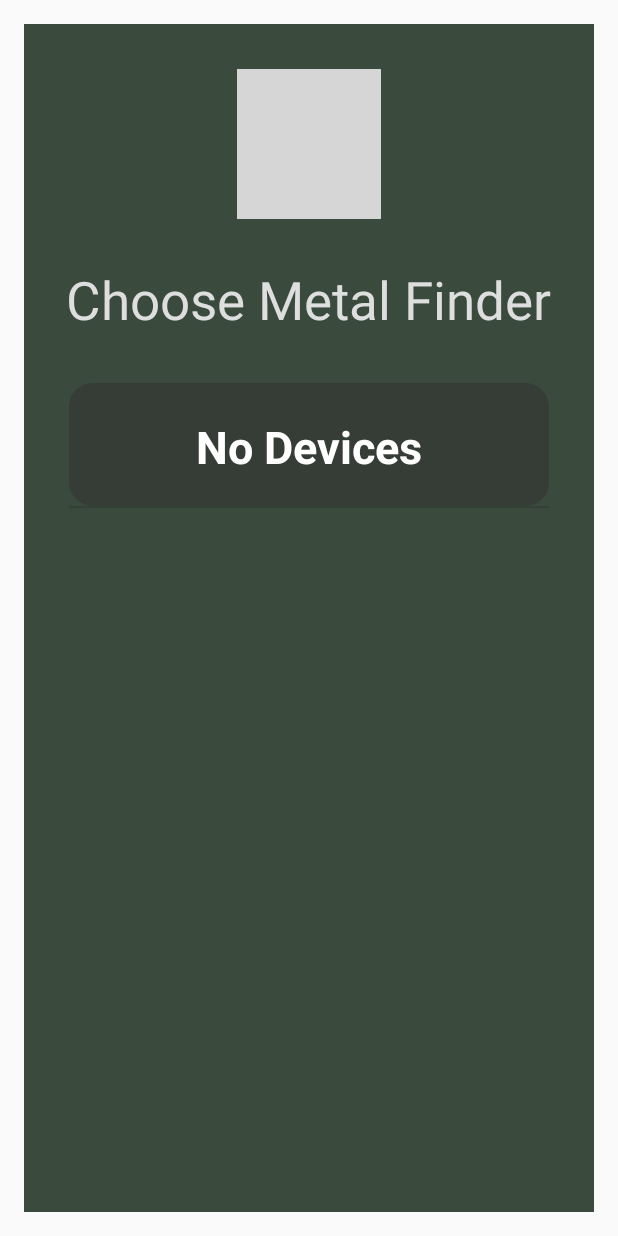
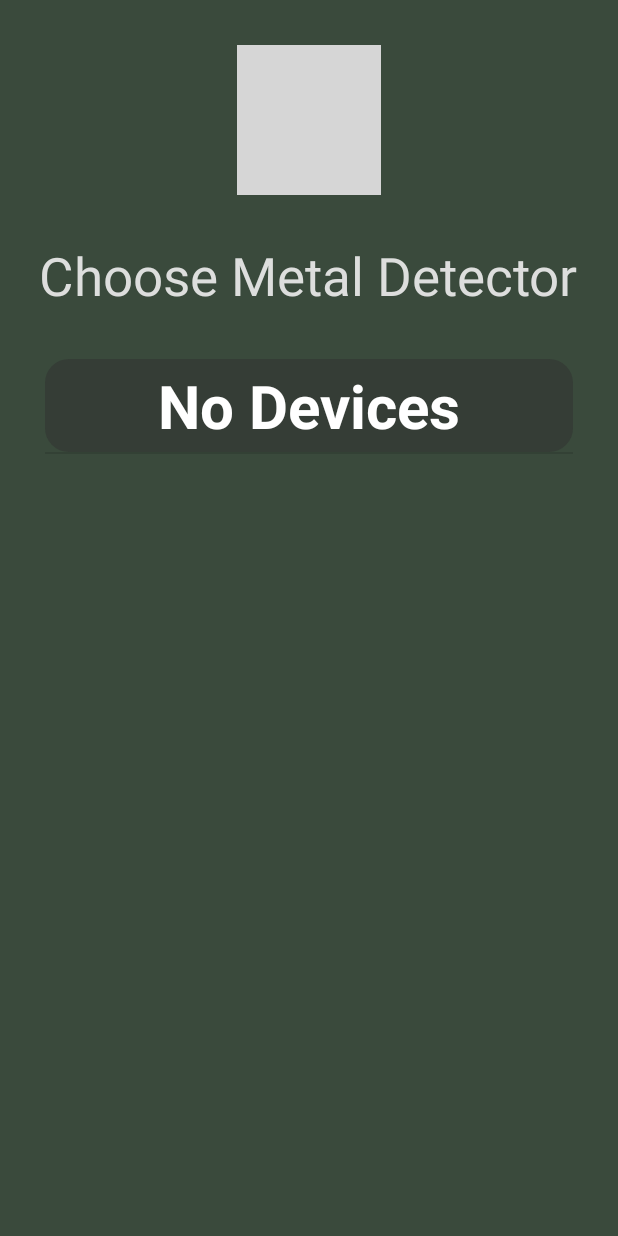
Before and after one commit to orenbm21/MetalDetector, an Android app: the screen it shows after launch (ListActivity), on a phone screen of 412 x 824 dp. Run offline under Robolectric (Android 15) with nearby library versions, the phone set to English and light mode, and no system bars; grey boxes are pictures that could not be loaded.

Commit message:
finished app

```diff
--- a/Android/BluetoothScanner/app/src/main/java/com/metaldetector/Connecting/ManageConnectThread.java
+++ b/Android/BluetoothScanner/app/src/main/java/com/metaldetector/Connecting/ManageConnectThread.java
@@ -1,7 +1,6 @@
 package com.metaldetector.Connecting;
 
 import android.bluetooth.BluetoothSocket;
-import android.os.CountDownTimer;
 import android.os.Handler;
 import android.util.Log;
 
@@ -10,7 +9,6 @@ import com.metaldetector.DeviceListFragment;
 import java.io.IOException;
 import java.io.InputStream;
 import java.io.OutputStream;
-import java.io.UnsupportedEncodingException;
 import java.util.ArrayList;
 
 /**
--- a/Android/BluetoothScanner/app/src/main/java/com/metaldetector/DeviceListAdapter.java
+++ b/Android/BluetoothScanner/app/src/main/java/com/metaldetector/DeviceListAdapter.java
@@ -58,14 +58,9 @@ public class DeviceListAdapter extends ArrayAdapter<DeviceItem>{
         holder.titleText = (TextView)viewToUse.findViewById(R.id.titleTextView);
         viewToUse.setTag(holder);
 
-        macAddress = (TextView)viewToUse.findViewById(R.id.macAddress);
-        line = (View)viewToUse.findViewById(R.id.line);
         holder.titleText.setText(item.getDeviceName());
-        macAddress.setText(item.getAddress());
 
         if ( item.getDeviceName().toString() == "No Devices") {
-            macAddress.setVisibility(View.INVISIBLE);
-            line.setVisibility(View.INVISIBLE);
             RelativeLayout.LayoutParams params = new RelativeLayout.LayoutParams
                     ((int) RelativeLayout.LayoutParams.WRAP_CONTENT, (int) RelativeLayout.LayoutParams.WRAP_CONTENT);
             params.addRule(RelativeLayout.CENTER_VERTICAL);
--- a/Android/BluetoothScanner/app/src/main/java/com/metaldetector/DeviceListFragment.java
+++ b/Android/BluetoothScanner/app/src/main/java/com/metaldetector/DeviceListFragment.java
@@ -6,7 +6,8 @@ import android.bluetooth.BluetoothDevice;
 import android.content.BroadcastReceiver;
 import android.content.Context;
 import android.content.Intent;
-import android.content.IntentFilter;
+import android.graphics.Color;
+import android.graphics.drawable.GradientDrawable;
 import android.os.Bundle;
 import android.support.v4.app.Fragment;
 import android.util.Log;
@@ -17,10 +18,10 @@ import android.widget.AbsListView;
 import android.widget.AdapterView;
 import android.widget.ArrayAdapter;
 import android.widget.Button;
-import android.widget.CompoundButton;
+import android.widget.ImageView;
+import android.widget.LinearLayout;
 import android.widget.ListAdapter;
 import android.widget.TextView;
-import android.widget.ToggleButton;
 
 import java.util.ArrayList;
 import java.util.Set;
@@ -42,8 +43,12 @@ public class DeviceListFragment extends Fragment implements AbsListView.OnItemCl
     private Button scanWallButton;
 
     private String ConnectedTo;
-    public TextView scanResult;
-    public Button getResultsButton;
+    public TextView calibrationResult;
+    public Button restartButton;
+    public boolean isBeforeCalibration;
+
+    ImageView sensor1ResultImageView;
+    ImageView sensor2ResultImageView;
 
     public ArrayList<BluetoothDevice> getBluetoothDeviceList() {
         return bluetoothDeviceList;
@@ -74,35 +79,63 @@ public class DeviceListFragment extends Fragment implements AbsListView.OnItemCl
      */
     private ArrayAdapter<DeviceItem> mAdapter;
 
+    LinearLayout screen1;
+    LinearLayout screen2;
+    LinearLayout screen3;
+    LinearLayout sensorResults;
+    LinearLayout endCalibration;
+
+    public void changeColor(boolean success, int sensor) {
+        GradientDrawable drawable;
+        if (sensor == 1) {
+            drawable = (GradientDrawable) sensor1ResultImageView.getDrawable();
+        } else {
+            drawable = (GradientDrawable) sensor2ResultImageView.getDrawable();
+        }
+
+        if (success) {
+            drawable.setColor(Color.WHITE);
+        } else {
+            drawable.setColor(Color.BLACK);
+        }
+    }
+
     public void toggleScreen(String state) {
         switch (state) {
             case "preScan":
-                getResultsButton.setText("Get Scan Results");
-                mListView.setVisibility(View.GONE);
-                devicesLabel.setVisibility(View.GONE);
-                deviceNameTitle.setVisibility(View.VISIBLE);
-                scanWallButton.setVisibility(View.VISIBLE);
+                screen1.setVisibility(View.GONE);
+                screen2.setVisibility(View.VISIBLE);
+                break;
+            case "calibrating":
+                scanWallButton.setText("Scan Wall");
+                screen2.setVisibility(View.GONE);
+                endCalibration.setVisibility(View.VISIBLE);
+                sensorResults.setVisibility(View.GONE);
+                screen3.setVisibility(View.VISIBLE);
+                restartButton.setText("Scan Again");
                 break;
             case "results":
+                if (isBeforeCalibration) {
+                    toggleScreen("calibrating");
+                    isBeforeCalibration = false;
+                    break;
+                }
                 scanWallButton.setText("Scan Wall");
-                scanWallButton.setVisibility(View.GONE);
-                getResultsButton.setVisibility(View.VISIBLE);
-                scanResult.setVisibility(View.VISIBLE);
+                screen2.setVisibility(View.GONE);
+                screen3.setVisibility(View.VISIBLE);
+                endCalibration.setVisibility(View.GONE);
+                sensorResults.setVisibility(View.VISIBLE);
                 break;
             case "scan":
                 scanWallButton.setText("Scanning...");
                 break;
-            case "again":
-                getResultsButton.setText("Scan Again");
-                break;
             case "restart":
                 deviceNameTitle.setText(ConnectedTo);
-                getResultsButton.setVisibility(View.GONE);
-                scanResult.setVisibility(View.GONE);
-                scanResult.setText("");
-                mListView.setVisibility(View.VISIBLE);
-                devicesLabel.setVisibility(View.VISIBLE);
-
+                screen1.setVisibility(View.VISIBLE);
+                screen3.setVisibility(View.GONE);
+                sensorResults.setVisibility(View.GONE);
+                endCalibration.setVisibility(View.GONE);
+                calibrationResult.setText("");
         }
     }
 
@@ -139,7 +172,6 @@ public class DeviceListFragment extends Fragment implements AbsListView.OnItemCl
     public void onCreate(Bundle savedInstanceState) {
         super.onCreate(savedInstanceState);
 
-
         Log.d("DEVICELIST", "Super called for DeviceListFragment onCreate\n");
         deviceItemList = new ArrayList<DeviceItem>();
         bluetoothDeviceList = new ArrayList<BluetoothDevice>();
@@ -163,6 +195,7 @@ public class DeviceListFragment extends Fragment implements AbsListView.OnItemCl
 
         Log.d("DEVICELIST", "Adapter created\n");
 
+        isBeforeCalibration = true;
     }
 
     @Override
@@ -179,7 +212,7 @@ public class DeviceListFragment extends Fragment implements AbsListView.OnItemCl
         deviceNameTitle = (TextView) view.findViewById(R.id.deviceNameTitle);
         ConnectedTo = deviceNameTitle.getText().toString();
 
-        scanResult = (TextView) view.findViewById(R.id.scanResult);
+        calibrationResult = (TextView) view.findViewById(R.id.calibrationEnd);
         scanWallButton = (Button) view.findViewById(R.id.scanWall);
         scanWallButton.setOnClickListener(new View.OnClickListener() {
             public void onClick(View v) {
@@ -187,31 +220,21 @@ public class DeviceListFragment extends Fragment implements AbsListView.OnItemCl
             }
         });
 
-        getResultsButton = (Button) view.findViewById(R.id.getResults);
-        getResultsButton.setOnClickListener(new View.OnClickListener() {
+        restartButton = (Button) view.findViewById(R.id.scanAgain);
+        restartButton.setOnClickListener(new View.OnClickListener() {
             public void onClick(View v) {
-                if (getResultsButton.getText().toString().equals("Get Scan Results")) {
-                    mListener.onFragmentInteraction(GET_SCAN_RESULTS);
-                    toggleScreen("again");
-                } else {
-                    toggleScreen("restart");
-                }
+                toggleScreen("restart");
             }
         });
 
-//        scan.setOnCheckedChangeListener(new CompoundButton.OnCheckedChangeListener() {
-//            public void onCheckedChanged(CompoundButton buttonView, boolean isChecked) {
-//                IntentFilter filter = new IntentFilter(BluetoothDevice.ACTION_FOUND);
-//                if (isChecked) {
-//                    mAdapter.clear();
-//                    getActivity().registerReceiver(bReciever, filter);
-//                    bTAdapter.startDiscovery();
-//                } else {
-//                    getActivity().unregisterReceiver(bReciever);
-//                    bTAdapter.cancelDiscovery();
-//                }
-//            }
-//        });
+        screen1 = (LinearLayout) view.findViewById(R.id.screen1);
+        screen2 = (LinearLayout) view.findViewById(R.id.screen2);
+        screen3 = (LinearLayout) view.findViewById(R.id.screen3);
+        sensorResults = (LinearLayout) view.findViewById(R.id.sensorResults);
+        endCalibration = (LinearLayout) view.findViewById(R.id.endCalibrateIndication);
+
+        sensor1ResultImageView = (ImageView) view.findViewById(R.id.leftSensorResult);
+        sensor2ResultImageView = (ImageView) view.findViewById(R.id.rightSensorResult);
 
         return view;
     }
--- a/Android/BluetoothScanner/app/src/main/java/com/metaldetector/ListActivity.java
+++ b/Android/BluetoothScanner/app/src/main/java/com/metaldetector/ListActivity.java
@@ -12,7 +12,6 @@ import android.support.v7.app.AlertDialog;
 import android.util.Log;
 import android.view.Menu;
 import android.view.MenuItem;
-import android.view.WindowManager;
 
 import com.metaldetector.Connecting.ManageConnectThread;
 
@@ -27,11 +26,7 @@ public class ListActivity extends ActionBarActivity implements DeviceListFragmen
     private BluetoothAdapter BTAdapter;
     private BluetoothDevice detector;
     private ManageConnectThread manageConnectThread;
-
-    public ConnectThread getConnectThread() {
-        return connectThread;
-    }
-
+    private Algorithm alg;
     private ConnectThread connectThread;
 
     public static int REQUEST_BLUETOOTH = 1;
@@ -41,14 +36,15 @@ public class ListActivity extends ActionBarActivity implements DeviceListFragmen
         super.onCreate(savedInstanceState);
         setContentView(R.layout.activity_list);
 
-        // Hide title bar
+//         Hide title bar
         getSupportActionBar().hide();
 
-        // Go to full screen
-        this.getWindow().setFlags(WindowManager.LayoutParams.
-                FLAG_FULLSCREEN, WindowManager.LayoutParams.FLAG_FULLSCREEN);
+//        // Go to full screen
+//        this.getWindow().setFlags(WindowManager.LayoutParams.
+//                FLAG_FULLSCREEN, WindowManager.LayoutParams.FLAG_FULLSCREEN);
 
         BTAdapter = BluetoothAdapter.getDefaultAdapter();
+
 
         // Phone does not support Bluetooth so let the user know and exit.
         if (BTAdapter == null) {
@@ -73,7 +69,7 @@ public class ListActivity extends ActionBarActivity implements DeviceListFragmen
 
         mDeviceListFragment = DeviceListFragment.newInstance(BTAdapter);
         fragmentManager.beginTransaction().replace(R.id.container, mDeviceListFragment).commit();
-
+        alg = new Algorithm();
     }
 
     @Override
@@ -119,8 +115,9 @@ public class ListActivity extends ActionBarActivity implements DeviceListFragmen
                     @Override
                     public void run() {
                         manageConnectThread.setStopWorker(true);
+                        getResults();
                     }
-                }, 7000);
+                }, 5000);
             }
         }, 5000);
     }
@@ -147,11 +144,19 @@ public class ListActivity extends ActionBarActivity implements DeviceListFragmen
         }
     }
 
-    private void getResults() {
-        Algorithm alg = new Algorithm();
+    public void getResults() {
+
         ArrayList<byte[]> packets = manageConnectThread.getPackets();
         alg.analyzePackets(packets);
-        mDeviceListFragment.scanResult.setText("Sensor 1 Frequency: " + alg.getSensor1Frequency() + "\nSensor 2 Frequency: " + alg.getSensor2Frequency());
+
+//        String sensor1HasMetal = alg.calcHasMetal(1, alg.getSensor1Frequency()) ? "Has Metal" : "No Metal";
+//        String sensor2HasMetal = alg.calcHasMetal(2, alg.getSensor2Frequency()) ? "Has Metal" : "No Metal";
+//
+//        mDeviceListFragment.calibrationResult.setText("Sensor 1: " + sensor1HasMetal + "\n"
+//                + "Sensor 2: " + sensor2HasMetal);
+
+        mDeviceListFragment.changeColor(alg.calcHasMetal(1, alg.getSensor1Frequency()), 1);
+        mDeviceListFragment.changeColor(alg.calcHasMetal(2, alg.getSensor2Frequency()), 2);
 
         connectThread.closeSocket();
     }
--- a/Android/BluetoothScanner/app/src/main/res/layout/activity_list.xml
+++ b/Android/BluetoothScanner/app/src/main/res/layout/activity_list.xml
@@ -1,9 +1,7 @@
 <RelativeLayout xmlns:android="http://schemas.android.com/apk/res/android"
     xmlns:tools="http://schemas.android.com/tools" android:layout_width="match_parent"
-    android:layout_height="match_parent" android:paddingLeft="@dimen/activity_horizontal_margin"
-    android:paddingRight="@dimen/activity_horizontal_margin"
-    android:paddingTop="@dimen/activity_vertical_margin"
-    android:paddingBottom="@dimen/activity_vertical_margin" tools:context=".ListActivity" android:id="@+id/container">
+    android:layout_height="match_parent"
+    tools:context=".ListActivity" android:id="@+id/container">
 
 
 </RelativeLayout>
--- a/Android/BluetoothScanner/app/src/main/res/layout/device_list_item.xml
+++ b/Android/BluetoothScanner/app/src/main/res/layout/device_list_item.xml
@@ -1,45 +1,26 @@
 <?xml version="1.0" encoding="utf-8"?>
 <RelativeLayout xmlns:android="http://schemas.android.com/apk/res/android"
-    android:orientation="vertical" android:layout_width="fill_parent"
+    android:orientation="vertical"
+    android:layout_width="fill_parent"
     android:layout_height="85dp"
-    android:weightSum="1"        android:background="@drawable/corners"
+    android:weightSum="1"
+    android:background="@drawable/corners"
     >
 
-
     <TextView
-        android:layout_width="240dp"
+        android:layout_width="wrap_content"
         android:layout_height="wrap_content"
         android:textAppearance="?android:attr/textAppearanceLarge"
         android:text="Large Text"
         android:id="@+id/titleTextView"
         android:layout_gravity="center"
+        android:layout_centerVertical="true"
+        android:layout_centerHorizontal="true"
         android:textStyle="bold"
         android:layout_weight="0.04"
-        android:paddingTop="3dp"
         android:textAlignment="center"
-        android:textSize="30dp"
+        android:textSize="40dp"
         android:textColor="#fff"
-        android:singleLine="true" />
-
-    <View
-        android:layout_width="250dp"
-        android:layout_height="1dp"
-        android:id="@+id/line"
-        android:background="#fff"
-        android:layout_below="@+id/titleTextView"
+        android:singleLine="true"
         />
-    <TextView
-        android:layout_width="200dp"
-        android:layout_height="30dp"
-        android:text="MAC Address"
-        android:id="@+id/macAddress"
-        android:layout_below="@+id/titleTextView"
-        android:layout_alignParentLeft="true"
-        android:layout_alignParentStart="true"
-        android:layout_alignParentBottom="true"
-        android:layout_alignRight="@+id/titleTextView"
-        android:layout_alignEnd="@+id/titleTextView"
-        android:textOff="@string/button_disconnect"
-        android:textOn="@string/button_connect"
-        android:textColor="#fff" />
 </RelativeLayout>
--- a/Android/BluetoothScanner/app/src/main/res/layout/fragment_deviceitem_list.xml
+++ b/Android/BluetoothScanner/app/src/main/res/layout/fragment_deviceitem_list.xml
@@ -4,7 +4,8 @@
     android:layout_height="match_parent" android:orientation="vertical"
     tools:context="com.metaldetector.DeviceListFragment"
     android:background="#3a4a3c"
-    android:gravity="center">
+    android:gravity="center"
+    >
 
     <ImageView
         android:layout_width="wrap_content"
@@ -13,6 +14,14 @@
         android:src="@drawable/logo"
         android:layout_marginTop="30dp"
         />
+
+    <LinearLayout
+        android:layout_width="match_parent"
+        android:layout_height="match_parent"
+        android:orientation="vertical"
+        android:layout_marginTop="30dp"
+        android:id="@+id/screen1"
+        android:visibility="visible">
 
         <TextView
             android:layout_width="wrap_content"
@@ -23,9 +32,7 @@
             android:textSize="35dp"
             android:id="@+id/devicesTitle"
             android:layout_gravity="center_horizontal|top"
-        android:layout_marginTop="30dp"
             android:layout_marginBottom="2dp"
-        android:visibility="visible"
             />
 
         <ListView android:id="@android:id/list"
@@ -34,6 +41,16 @@
             android:layout_margin="30dp"
             android:visibility="visible"
             />
+    </LinearLayout>
+
+    <LinearLayout
+        android:layout_width="match_parent"
+        android:layout_height="match_parent"
+        android:orientation="vertical"
+        android:layout_marginTop="30dp"
+        android:layout_marginBottom="2dp"
+        android:id="@+id/screen2"
+        android:visibility="gone">
 
         <TextView
             android:layout_width="wrap_content"
@@ -41,51 +58,112 @@
             android:textAppearance="?android:attr/textAppearanceLarge"
             android:text="@string/device_name"
             android:textColor="#dddedd"
-        android:textSize="30dp"
+            android:textSize="35dp"
             android:id="@+id/deviceNameTitle"
             android:layout_gravity="center_horizontal|top"
-        android:layout_marginTop="30dp"
-        android:layout_marginBottom="2dp"
-        android:visibility="gone"/>
+            />
 
         <Button
             android:layout_width="match_parent"
             android:layout_height="100dp"
-        android:text="@string/scanWall"
+            android:text="@string/calibrate"
             android:textAppearance="?android:attr/textAppearanceLarge"
             android:textSize="40dp"
             android:id="@+id/scanWall"
             android:layout_gravity="center_horizontal"
-        android:visibility="gone"
             android:background="#dddedd"
             android:textColor="#3a4a3c"
-        android:layout_margin="40dp"
+            android:layout_marginTop="240dp"
+            android:layout_marginLeft="40dp"
+            android:layout_marginRight="40dp"
             />
+    </LinearLayout>
 
+    <LinearLayout
+        android:layout_width="match_parent"
+        android:layout_height="match_parent"
+        android:orientation="vertical"
+        android:layout_marginTop="30dp"
+        android:layout_marginBottom="2dp"
+        android:id="@+id/screen3"
+        android:visibility="gone">
 
-    <Button
+        <LinearLayout
+            android:layout_width="300dp"
+            android:layout_height="150dp"
+            android:orientation="horizontal"
+            android:layout_marginTop="50dp"
+            android:layout_marginBottom="45dp"
+            android:id="@+id/sensorResults"
+            android:layout_gravity="center_horizontal|top"
+            android:visibility="visible">
+
+            <ImageView
+                android:id="@+id/leftSensorResult"
+                android:layout_width="200dp"
+                android:layout_height="150dp"
+                android:layout_marginLeft="80dp"
+                android:layout_marginRight="80dp"
+                android:scaleType="fitStart"
+                android:layout_weight="1"
+                android:src="@drawable/rectangle">
+            </ImageView>
+
+            <ImageView
+                android:id="@+id/rightSensorResult"
+                android:layout_width="200dp"
+                android:layout_height="135dp"
+                android:layout_marginLeft="10dp"
+                android:layout_marginRight="10dp"
+                android:scaleType="fitStart"
+                android:layout_weight="1"
+                android:visibility="gone"
+                android:src="@drawable/rectangle">
+            </ImageView>
+
+        </LinearLayout>
+
+        <LinearLayout
             android:layout_width="match_parent"
-        android:layout_height="100dp"
-        android:text="@string/getScanResults"
-        android:textAppearance="?android:attr/textAppearanceLarge"
-        android:textSize="30dp"
-        android:id="@+id/getResults"
-        android:layout_gravity="center_horizontal"
-        android:visibility="gone"
-        android:background="#dddedd"
-        android:textColor="#3a4a3c"
-        android:layout_margin="40dp"
-        />
+            android:layout_height="wrap_content"
+            android:orientation="vertical"
+            android:id="@+id/endCalibrateIndication"
+            android:visibility="gone">
 
             <TextView
                 android:layout_width="wrap_content"
                 android:layout_height="wrap_content"
                 android:textColor="#dddedd"
                 android:textSize="30dp"
-        android:id="@+id/scanResult"
+                android:id="@+id/calibrationEnd"
                 android:layout_gravity="center_horizontal|top"
-        android:layout_marginTop="10dp"
-        android:layout_marginBottom="2dp"
-        android:visibility="gone"/>
+                android:text="@string/calibrationResult"
+                />
+
+            <ImageView
+                android:layout_width="100dp"
+                android:layout_height="100dp"
+                android:src="@drawable/checkmark"
+                android:layout_marginBottom="85dp"
+                android:layout_marginTop="20dp"
+                android:layout_gravity="center_horizontal"
+                />
+        </LinearLayout>
+
+        <Button
+            android:layout_width="match_parent"
+            android:layout_height="100dp"
+            android:text="@string/scanAgain"
+            android:textAppearance="?android:attr/textAppearanceLarge"
+            android:textSize="30dp"
+            android:id="@+id/scanAgain"
+            android:layout_gravity="center_horizontal"
+            android:background="#dddedd"
+            android:textColor="#3a4a3c"
+            android:layout_marginTop="40dp"
+            android:layout_marginLeft="40dp"
+            android:layout_marginRight="40dp"
+            />
+    </LinearLayout>
 
 </LinearLayout>
--- a/Android/BluetoothScanner/app/src/main/res/values/strings.xml
+++ b/Android/BluetoothScanner/app/src/main/res/values/strings.xml
@@ -1,13 +1,9 @@
 <resources>
     <string name="app_name">Metal Detector</string>
-    <string name="button_connect">Connect</string>
-    <string name="button_disconnect">Disconnect</string>
-    <string name="title_devices">Choose Metal Finder</string>
+    <string name="title_devices">Choose Metal Detector</string>
     <string name="device_name">Connected to: </string>
     <string name="action_settings">Settings</string>
-    <string name="scanWall">Scan Wall</string>
-    <string name="stopScan">Stop Scanning</string>
-    <string name="title_activity_connection">ConnectionActivity</string>
-    <string name="getScanResults">Get Scan Results</string>
-
+    <string name="calibrate">Calibrate Device</string>
+    <string name="scanAgain">Scan Again</string>
+    <string name="calibrationResult">Device is Calibrated</string>
 </resources>
```
Also changed, not shown: Android/BluetoothScanner/app/src/main/java/com/metaldetector/Algorithm.java (+57 -24 lines), 1 other file. Lines whose indentation alone changed are shown as unchanged.
